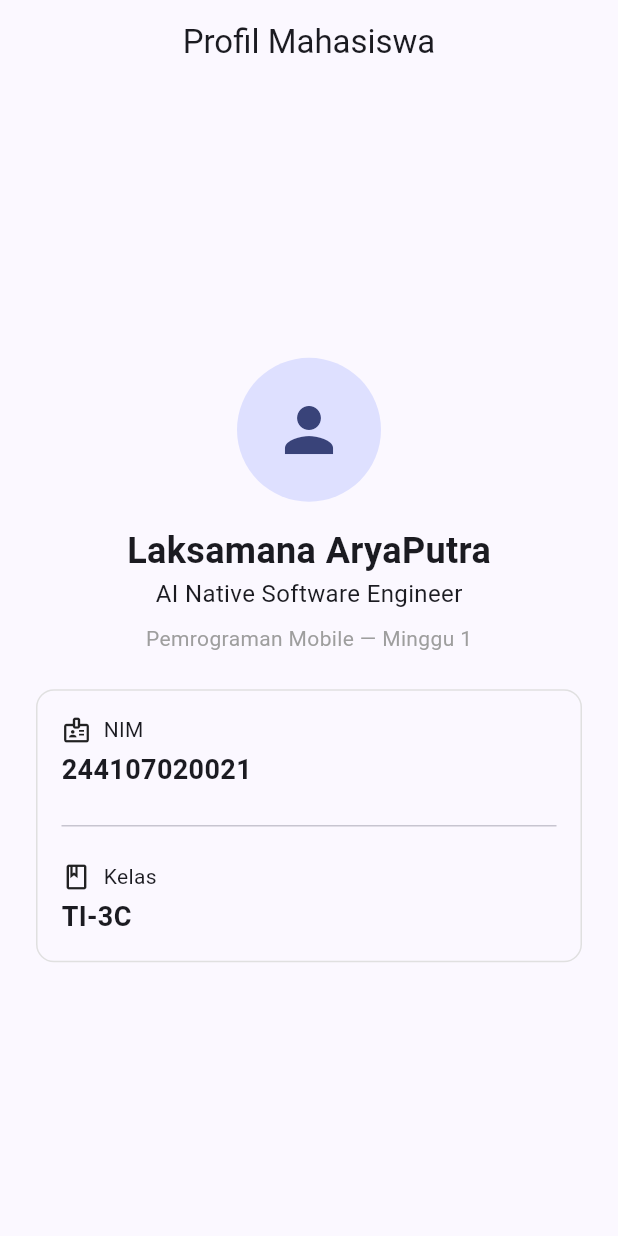
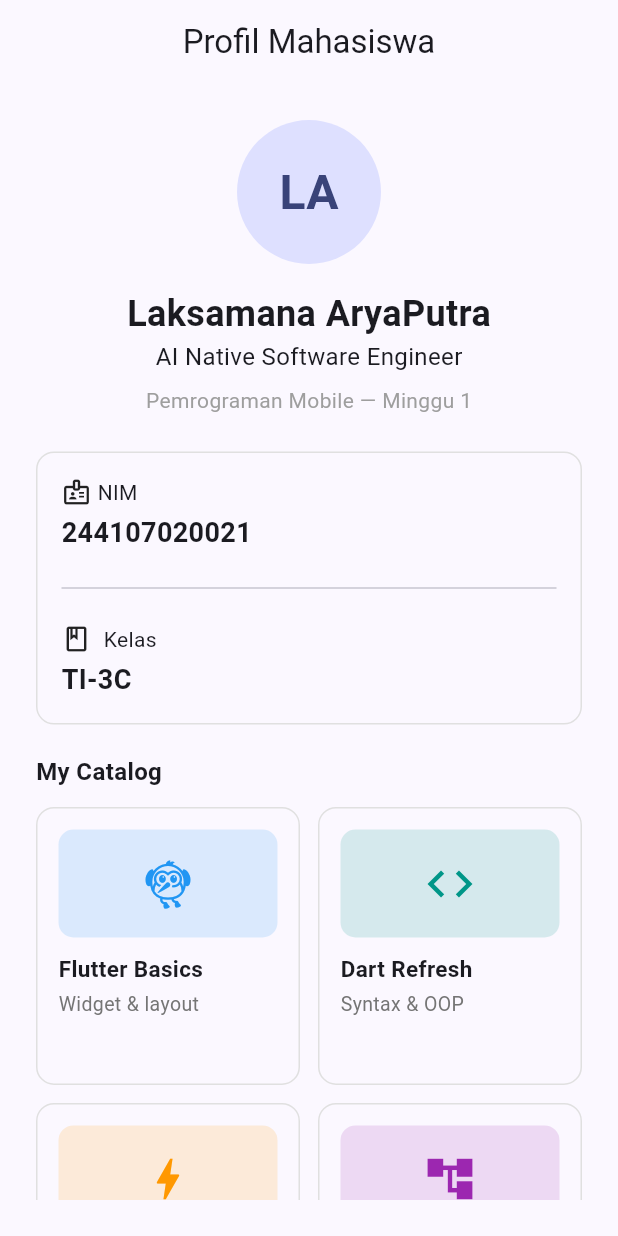
Before and after one commit to laksamanaap/244107020021-mobile-course, a Flutter app: the screen it shows after launch, on a phone screen of 412 x 824 dp. Run offline on Flutter 3.47's test engine with Material 3 defaults, Android fonts, the phone set to English and light mode, and no system bars.

Commit message:
feat : experimen widget

```diff
--- a/week1_mobile_development_ecosystem_flutter_refresh/lib/main.dart
+++ b/week1_mobile_development_ecosystem_flutter_refresh/lib/main.dart
@@ -18,26 +18,100 @@
   }
 }
 
+class CatalogItem {
+  final String title;
+  final String subtitle;
+  final IconData icon;
+  final Color color;
+
+  const CatalogItem({
+    required this.title,
+    required this.subtitle,
+    required this.icon,
+    required this.color,
+  });
+}
+
 class ProfilMahasiswaPage extends StatelessWidget {
   const ProfilMahasiswaPage({super.key});
 
+  static const String nama = 'Laksamana AryaPutra';
+
+  static String getInitials(String name) {
+    return name
+        .trim()
+        .split(RegExp(r'\s+'))
+        .where((word) => word.isNotEmpty)
+        .map((word) => word[0].toUpperCase())
+        .join();
+  }
+
+  static const List<CatalogItem> catalog = [
+    CatalogItem(
+      title: 'Flutter Basics',
+      subtitle: 'Widget & layout',
+      icon: Icons.flutter_dash,
+      color: Colors.blue,
+    ),
+    CatalogItem(
+      title: 'Dart Refresh',
+      subtitle: 'Syntax & OOP',
+      icon: Icons.code,
+      color: Colors.teal,
+    ),
+    CatalogItem(
+      title: 'Hot Reload',
+      subtitle: 'Dev workflow',
+      icon: Icons.bolt,
+      color: Colors.orange,
+    ),
+    CatalogItem(
+      title: 'State UI',
+      subtitle: 'Deklaratif',
+      icon: Icons.account_tree,
+      color: Colors.purple,
+    ),
+    CatalogItem(
+      title: 'Git Commit',
+      subtitle: 'Version control',
+      icon: Icons.commit,
+      color: Colors.green,
+    ),
+    CatalogItem(
+      title: 'Native vs XP',
+      subtitle: 'Platform choice',
+      icon: Icons.phone_android,
+      color: Colors.indigo,
+    ),
+  ];
+
   @override
   Widget build(BuildContext context) {
+    final initials = getInitials(nama);
+
     return Scaffold(
       appBar: AppBar(title: const Text('Profil Mahasiswa'), centerTitle: true),
-      body: Center(
-        child: Padding(
+      body: Padding(
         padding: const EdgeInsets.all(24),
         child: Column(
-            mainAxisSize: MainAxisSize.min,
+          crossAxisAlignment: CrossAxisAlignment.start,
           children: [
-              const CircleAvatar(
+            Center(
+              child: Column(
+                children: [
+                  CircleAvatar(
                     radius: 48,
-                child: Icon(Icons.person, size: 48),
+                    child: Text(
+                      initials,
+                      style: const TextStyle(
+                        fontSize: 32,
+                        fontWeight: FontWeight.w600,
+                      ),
+                    ),
                   ),
                   const SizedBox(height: 16),
                   const Text(
-                'Laksamana AryaPutra',
+                    nama,
                     style: TextStyle(fontSize: 24, fontWeight: FontWeight.bold),
                   ),
                   const Text(
@@ -48,6 +122,9 @@
                   const Text(
                     'Pemrograman Mobile — Minggu 1',
                     style: TextStyle(color: Colors.grey),
+                  ),
+                ],
+              ),
             ),
             const SizedBox(height: 24),
             Container(
@@ -63,17 +140,14 @@
                   Row(
                     children: [
                       Icon(Icons.badge_outlined, size: 20),
-                        SizedBox(width: 8),
+                      SizedBox(width: 4),
                       Text('NIM'),
                     ],
                   ),
                   SizedBox(height: 4),
                   Text(
                     '244107020021',
-                      style: TextStyle(
-                        fontSize: 18,
-                        fontWeight: FontWeight.w600,
-                      ),
+                    style: TextStyle(fontSize: 18, fontWeight: FontWeight.w600),
                   ),
                   SizedBox(height: 16),
                   Divider(),
@@ -88,17 +162,78 @@
                   SizedBox(height: 4),
                   Text(
                     'TI-3C',
-                      style: TextStyle(
-                        fontSize: 18,
-                        fontWeight: FontWeight.w600,
+                    style: TextStyle(fontSize: 18, fontWeight: FontWeight.w600),
+                  ),
+                ],
+              ),
+            ),
+            const SizedBox(height: 20),
+            const Text(
+              'My Catalog',
+              style: TextStyle(fontSize: 16, fontWeight: FontWeight.w600),
+            ),
+            const SizedBox(height: 12),
+            Expanded(
+              child: GridView.builder(
+                itemCount: catalog.length,
+                gridDelegate: const SliverGridDelegateWithFixedCrossAxisCount(
+                  crossAxisCount: 2,
+                  crossAxisSpacing: 12,
+                  mainAxisSpacing: 12,
+                  childAspectRatio: 0.95,
+                ),
+                itemBuilder: (context, index) {
+                  return CatalogCard(item: catalog[index]);
+                },
               ),
             ),
           ],
         ),
       ),
+    );
+  }
+}
+
+class CatalogCard extends StatelessWidget {
+  const CatalogCard({super.key, required this.item});
+
+  final CatalogItem item;
+
+  @override
+  Widget build(BuildContext context) {
+    return Container(
+      padding: const EdgeInsets.all(14),
+      decoration: BoxDecoration(
+        border: Border.all(color: Colors.grey.shade300),
+        borderRadius: BorderRadius.circular(12),
+      ),
+      child: Column(
+        crossAxisAlignment: CrossAxisAlignment.start,
+        children: [
+          Container(
+            width: double.infinity,
+            height: 72,
+            decoration: BoxDecoration(
+              color: item.color.withValues(alpha: 0.15),
+              borderRadius: BorderRadius.circular(10),
+            ),
+            child: Icon(item.icon, size: 36, color: item.color),
+          ),
+          const SizedBox(height: 10),
+          Text(
+            item.title,
+            maxLines: 1,
+            overflow: TextOverflow.ellipsis,
+            style: const TextStyle(fontSize: 15, fontWeight: FontWeight.w600),
+          ),
+          const SizedBox(height: 4),
+          Text(
+            item.subtitle,
+            maxLines: 1,
+            overflow: TextOverflow.ellipsis,
+            style: TextStyle(fontSize: 13, color: Colors.grey.shade600),
+          ),
         ],
-          ),
-        ),
       ),
     );
   }
```
Lines whose indentation alone changed are shown as unchanged.
